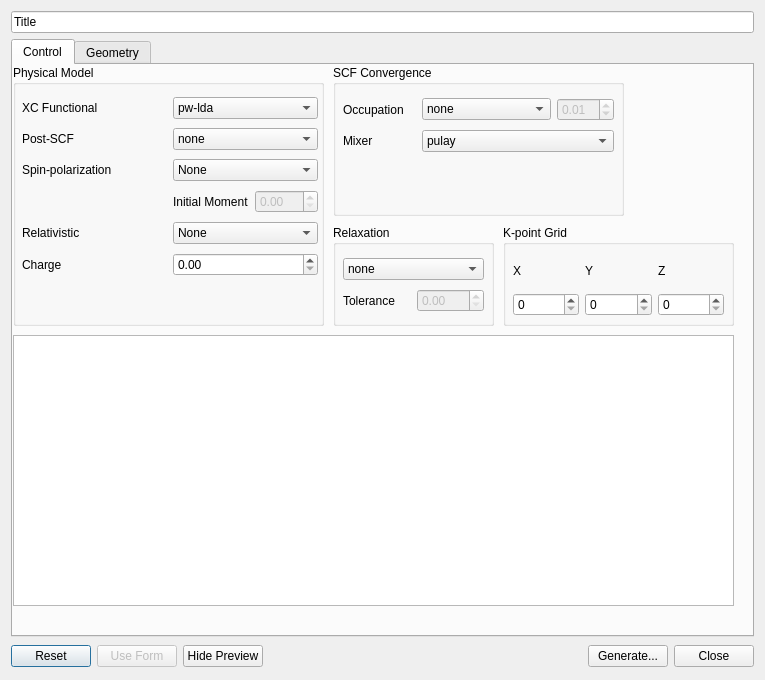
First picture: the form in libavogadro/src/extensions/quantuminput/fhiaimsinputdialog.ui, repository AlbertDeFusco/avogadro, before the edit.
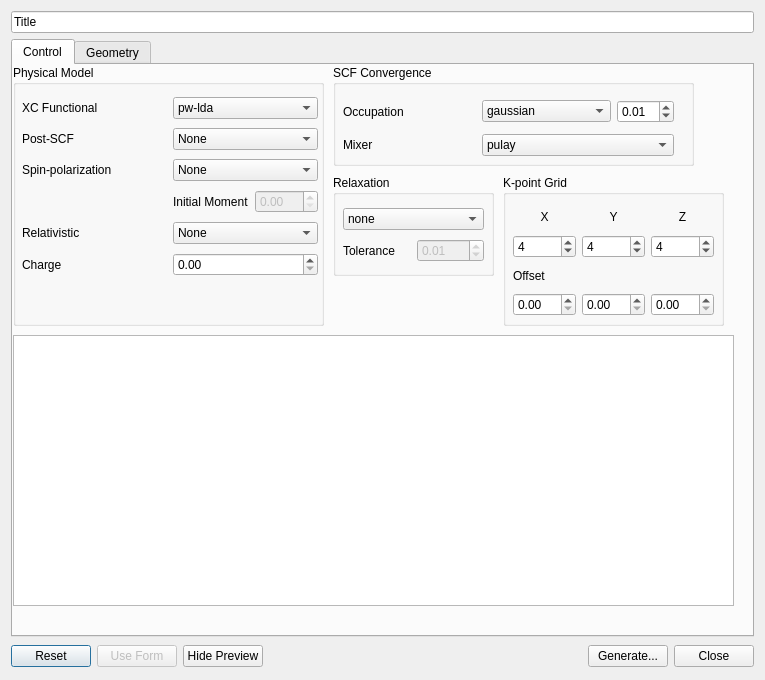
Second picture: the form after the edit.

Commit message:
Improved control.in keywords
Added a bit of logic to disable and enable keywords.

All keywords are currently untested!!

Patch:
```diff
--- a/libavogadro/src/extensions/quantuminput/fhiaimsinputdialog.ui
+++ b/libavogadro/src/extensions/quantuminput/fhiaimsinputdialog.ui
@@ -261,7 +261,7 @@
             <widget class="QComboBox" name="postSCFCombo">
              <item>
               <property name="text">
-               <string>none</string>
+               <string>None</string>
               </property>
              </item>
              <item>
@@ -408,8 +408,8 @@
           <rect>
            <x>320</x>
            <y>0</y>
-           <width>291</width>
-           <height>151</height>
+           <width>361</width>
+           <height>101</height>
           </rect>
          </property>
          <property name="title">
@@ -420,8 +420,8 @@
            <rect>
             <x>10</x>
             <y>30</y>
-            <width>271</width>
-            <height>61</height>
+            <width>331</width>
+            <height>66</height>
            </rect>
           </property>
           <layout class="QGridLayout" name="gridLayout_3">
@@ -462,11 +462,6 @@
             <layout class="QHBoxLayout" name="horizontalLayout_4">
              <item>
               <widget class="QComboBox" name="occCombo">
-               <item>
-                <property name="text">
-                 <string>none</string>
-                </property>
-               </item>
                <item>
                 <property name="text">
                  <string>gaussian</string>
@@ -487,7 +482,7 @@
              <item>
               <widget class="QDoubleSpinBox" name="occWidthSpin">
                <property name="enabled">
-                <bool>false</bool>
+                <bool>true</bool>
                </property>
                <property name="singleStep">
                 <double>0.010000000000000</double>
@@ -506,7 +501,7 @@
          <property name="geometry">
           <rect>
            <x>320</x>
-           <y>160</y>
+           <y>110</y>
            <width>161</width>
            <height>101</height>
           </rect>
@@ -529,6 +524,12 @@
              <property name="enabled">
               <bool>false</bool>
              </property>
+             <property name="singleStep">
+              <double>0.010000000000000</double>
+             </property>
+             <property name="value">
+              <double>0.010000000000000</double>
+             </property>
             </widget>
            </item>
            <item row="0" column="0" colspan="2">
@@ -559,9 +560,9 @@
          <property name="geometry">
           <rect>
            <x>490</x>
-           <y>160</y>
-           <width>231</width>
-           <height>101</height>
+           <y>110</y>
+           <width>221</width>
+           <height>151</height>
           </rect>
          </property>
          <property name="title">
@@ -572,25 +573,40 @@
            <rect>
             <x>10</x>
             <y>30</y>
-            <width>211</width>
-            <height>61</height>
+            <width>201</width>
+            <height>111</height>
            </rect>
           </property>
           <layout class="QGridLayout" name="gridLayout_5">
            <item row="1" column="2">
-            <widget class="QSpinBox" name="gridZSpin"/>
+            <widget class="QSpinBox" name="gridZSpin">
+             <property name="value">
+              <number>4</number>
+             </property>
+            </widget>
            </item>
            <item row="1" column="1">
-            <widget class="QSpinBox" name="gridYSpin"/>
+            <widget class="QSpinBox" name="gridYSpin">
+             <property name="value">
+              <number>4</number>
+             </property>
+            </widget>
            </item>
            <item row="1" column="0">
-            <widget class="QSpinBox" name="gridXSpin"/>
+            <widget class="QSpinBox" name="gridXSpin">
+             <property name="value">
+              <number>4</number>
+             </property>
+            </widget>
            </item>
            <item row="0" column="0">
             <widget class="QLabel" name="label_4">
              <property name="text">
               <string>X</string>
              </property>
+             <property name="alignment">
+              <set>Qt::AlignCenter</set>
+             </property>
             </widget>
            </item>
            <item row="0" column="1">
@@ -598,12 +614,55 @@
              <property name="text">
               <string>Y</string>
              </property>
+             <property name="alignment">
+              <set>Qt::AlignCenter</set>
+             </property>
             </widget>
            </item>
            <item row="0" column="2">
             <widget class="QLabel" name="label_9">
              <property name="text">
               <string>Z</string>
+             </property>
+             <property name="alignment">
+              <set>Qt::AlignCenter</set>
+             </property>
+            </widget>
+           </item>
+           <item row="2" column="0">
+            <widget class="QLabel" name="label_2">
+             <property name="text">
+              <string>Offset</string>
+             </property>
+            </widget>
+           </item>
+           <item row="3" column="0">
+            <widget class="QDoubleSpinBox" name="offsetXSpin">
+             <property name="maximum">
+              <double>1.000000000000000</double>
+             </property>
+             <property name="singleStep">
+              <double>0.010000000000000</double>
+             </property>
+            </widget>
+           </item>
+           <item row="3" column="1">
+            <widget class="QDoubleSpinBox" name="offsetYSpin">
+             <property name="maximum">
+              <double>1.000000000000000</double>
+             </property>
+             <property name="singleStep">
+              <double>0.010000000000000</double>
+             </property>
+            </widget>
+           </item>
+           <item row="3" column="2">
+            <widget class="QDoubleSpinBox" name="offsetZSpin">
+             <property name="maximum">
+              <double>1.000000000000000</double>
+             </property>
+             <property name="singleStep">
+              <double>0.010000000000000</double>
              </property>
             </widget>
            </item>
```
The commit also changes 2 other files.
